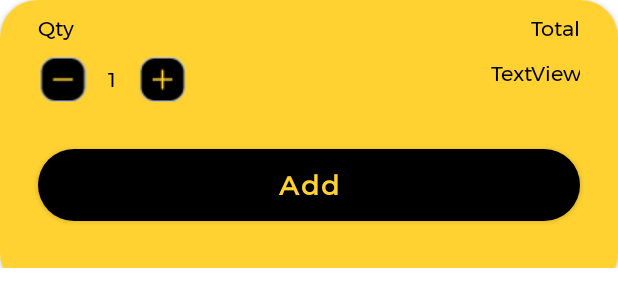
After one commit to aldojr17/Fooneeds, an Android app: the layout add_to_cart_popup.xml on its own in the app's theme, with its tools: preview values and no code run, on a phone screen of 412 x 824 dp. The commit adds this screen. Shown: the top 307 px of the screen. Run offline under Robolectric (Android 15) with nearby library versions, the phone set to English and light mode, and no system bars.

Commit message:
Add Item To Cart Testing >,<

```diff
--- a/Fooneeds/app/build.gradle
+++ b/Fooneeds/app/build.gradle
@@ -44,6 +44,7 @@ dependencies {
     implementation 'com.google.firebase:firebase-database:20.0.0'
     implementation 'androidx.swiperefreshlayout:swiperefreshlayout:1.2.0-alpha01'
     implementation 'com.github.bumptech.glide:glide:4.12.0'
+    implementation 'androidx.legacy:legacy-support-v4:1.0.0'
     testImplementation 'junit:junit:4.+'
     androidTestImplementation 'androidx.test.ext:junit:1.1.2'
     androidTestImplementation 'androidx.test.espresso:espresso-core:3.3.0'
--- a/Fooneeds/app/src/main/java/com/dap/fooneeds/fragment/HomeFragment.java
+++ b/Fooneeds/app/src/main/java/com/dap/fooneeds/fragment/HomeFragment.java
@@ -71,6 +71,7 @@ public class HomeFragment extends Fragment {
             bundle.putString("desc", food.getDescription());
             bundle.putString("stock", String.valueOf(food.getStock()));
             bundle.putString("price", String.valueOf(food.getPrice()));
+            bundle.putString("id", user.getUid());
 
             Intent intent = new Intent(getActivity(), DetailActivity.class);
             intent.putExtras(bundle);
--- /dev/null
+++ b/Fooneeds/app/src/main/res/layout/add_to_cart_popup.xml
@@ -0,0 +1,123 @@
+<?xml version="1.0" encoding="utf-8"?>
+<FrameLayout xmlns:android="http://schemas.android.com/apk/res/android"
+    xmlns:app="http://schemas.android.com/apk/res-auto"
+    android:layout_width="match_parent"
+    android:layout_height="wrap_content"
+    android:layout_marginBottom="-25dp" >
+
+    <androidx.cardview.widget.CardView
+        android:layout_width="match_parent"
+        android:layout_height="match_parent"
+        android:layout_marginBottom="-15dp"
+        app:cardCornerRadius="25dp">
+
+        <LinearLayout
+            android:layout_width="match_parent"
+            android:layout_height="wrap_content"
+            android:background="@color/uid_yellow"
+            android:orientation="vertical"
+            android:paddingBottom="15dp">
+
+            <LinearLayout
+                android:layout_width="match_parent"
+                android:layout_height="match_parent"
+                android:layout_marginTop="@dimen/margin_content"
+                android:orientation="horizontal">
+
+                <TextView
+                    android:id="@+id/textView2"
+                    android:layout_width="wrap_content"
+                    android:layout_height="wrap_content"
+                    android:layout_marginStart="@dimen/margin_input_left_right_bottom"
+                    android:layout_weight="1"
+                    android:fontFamily="@font/montserrat"
+                    android:text="@string/text_qty"
+                    android:textColor="@color/black" />
+
+                <TextView
+                    android:id="@+id/textView6"
+                    android:layout_width="wrap_content"
+                    android:layout_height="wrap_content"
+                    android:layout_marginEnd="@dimen/margin_input_left_right_bottom"
+                    android:layout_weight="1"
+                    android:fontFamily="@font/montserrat"
+                    android:text="@string/total"
+                    android:textAlignment="textEnd"
+                    android:textColor="@color/black" />
+            </LinearLayout>
+
+            <LinearLayout
+                android:layout_width="match_parent"
+                android:layout_height="match_parent"
+                android:layout_marginTop="@dimen/margin_content"
+                android:orientation="horizontal">
+
+                <LinearLayout
+                    android:layout_width="100dp"
+                    android:layout_height="wrap_content"
+                    android:layout_marginStart="@dimen/margin_input_left_right_bottom"
+                    android:orientation="horizontal">
+
+                    <ImageView
+                        android:id="@+id/btnMinus"
+                        android:layout_width="wrap_content"
+                        android:layout_height="wrap_content"
+                        android:layout_weight="1"
+                        android:clickable="true"
+                        android:scaleType="fitCenter"
+                        app:srcCompat="@drawable/minus" />
+
+                    <TextView
+                        android:id="@+id/text_qty"
+                        android:layout_width="30dp"
+                        android:layout_height="match_parent"
+                        android:layout_weight="1"
+                        android:fontFamily="@font/montserrat"
+                        android:gravity="center"
+                        android:maxLines="1"
+                        android:text="1"
+                        android:textColor="@color/black" />
+
+                    <ImageView
+                        android:id="@+id/btnPlus"
+                        android:layout_width="wrap_content"
+                        android:layout_height="wrap_content"
+                        android:layout_weight="1"
+                        android:clickable="true"
+                        android:scaleType="fitCenter"
+                        app:srcCompat="@drawable/plus" />
+
+                </LinearLayout>
+
+                <TextView
+                    android:id="@+id/text_total"
+                    android:layout_width="wrap_content"
+                    android:layout_height="match_parent"
+                    android:layout_marginEnd="@dimen/margin_input_left_right_bottom"
+                    android:layout_weight="1"
+                    android:fontFamily="@font/montserrat"
+                    android:text="TextView"
+                    android:textAlignment="textEnd"
+                    android:textColor="@color/black" />
+
+            </LinearLayout>
+
+            <Button
+                android:id="@+id/btnAddToCart"
+                android:layout_width="match_parent"
+                android:layout_height="@dimen/height_input_button"
+                android:layout_marginLeft="@dimen/margin_input_left_right_bottom"
+                android:layout_marginTop="@dimen/margin_input_left_right_bottom"
+                android:layout_marginRight="@dimen/margin_input_left_right_bottom"
+                android:layout_marginBottom="@dimen/margin_input_left_right_bottom"
+                android:fontFamily="@font/montserrat"
+                android:text="@string/text_add"
+                android:textAllCaps="false"
+                android:textColor="@color/uid_yellow"
+                android:textSize="@dimen/text_size_button"
+                android:textStyle="bold"
+                app:backgroundTint="@color/black"
+                app:cornerRadius="@dimen/radius_button" />
+        </LinearLayout>
+    </androidx.cardview.widget.CardView>
+</FrameLayout>
--- a/Fooneeds/app/src/main/res/layout/home_fragment.xml
+++ b/Fooneeds/app/src/main/res/layout/home_fragment.xml
@@ -6,7 +6,7 @@
     android:layout_width="match_parent"
     android:layout_height="match_parent">
 
-    <ScrollView
+    <androidx.core.widget.NestedScrollView
         android:layout_width="match_parent"
         android:layout_height="wrap_content">
 
@@ -188,6 +188,6 @@
             </LinearLayout>
 
         </LinearLayout>
-    </ScrollView>
+    </androidx.core.widget.NestedScrollView>
 
 </androidx.swiperefreshlayout.widget.SwipeRefreshLayout>
--- a/Fooneeds/app/src/main/res/values/strings.xml
+++ b/Fooneeds/app/src/main/res/values/strings.xml
@@ -91,6 +91,11 @@
     <string name="profile">My Profile</string>
     <string name="logout">Log out</string>
     <string name="edit_address">Edit Address</string>
+    <string name="text_qty">Qty</string>
+    <string name="text_minus">-</string>
+    <string name="text_plus">+</string>
+    <string name="text_add">Add</string>
+    <string name="text_item_added">Item Added!</string>
     <string-array name="gender">
         <item>Male</item>
         <item>Female</item>
```
Also changed, not shown: Fooneeds/app/src/main/java/com/dap/fooneeds/DetailActivity.java (+56 -0 lines), Fooneeds/app/src/main/java/com/dap/fooneeds/entity/CartItem.java (added, +50 -0 lines), Fooneeds/app/src/main/res/anim/popup_hide.xml (added, +8 -0 lines), Fooneeds/app/src/main/res/anim/popup_show.xml (added, +8 -0 lines), Fooneeds/app/src/main/res/layout/toast_add.xml (added, +24 -0 lines), Fooneeds/app/src/main/res/values/styles.xml (added, +20 -0 lines), Fooneeds/app/src/main/res/drawable/minus.png (added), Fooneeds/app/src/main/res/drawable/plus.png (added), 3 other files.
